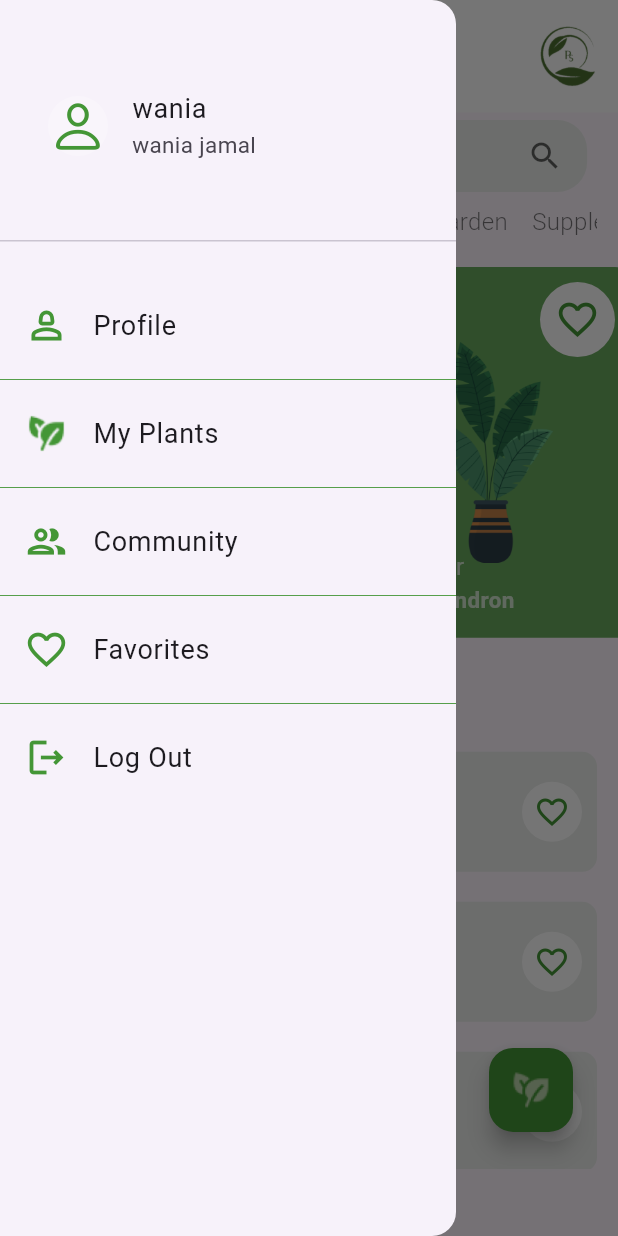
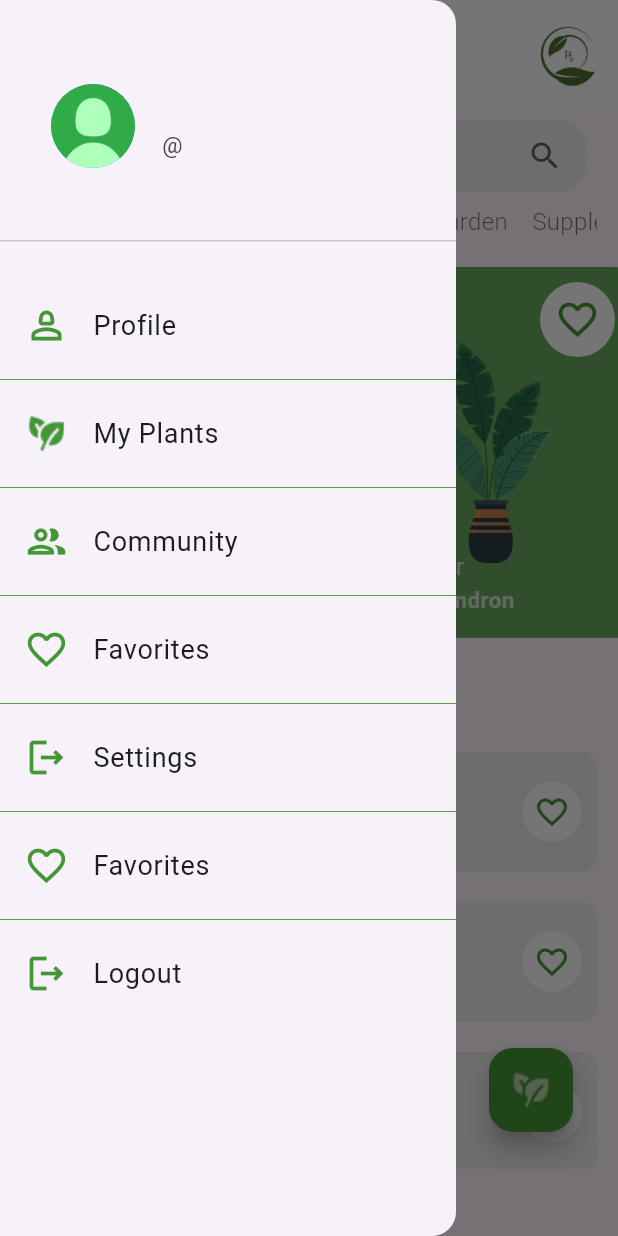
Before and after one commit to HarisKhan15/plant_shield_app, a Flutter app: the HomeScreen screen opened by its route, after a tap on the "favorite" icon, after a tap on the "menu" icon, on a phone screen of 412 x 824 dp. Run offline on Flutter 3.47's test engine with Material 3 defaults, Android fonts, the phone set to English and light mode, and no system bars; our stand-ins replace image_picker, page_transition, shared_preferences; accounts and stored records are empty; network calls fail.

Commit message:
Api integration of infocard and shared preference for logedin user

```diff
--- a/lib/features/home/home_page.dart
+++ b/lib/features/home/home_page.dart
@@ -9,11 +9,15 @@ import 'package:plant_shield_app/features/favorites/favoritePlants_page.dart';
 import 'package:plant_shield_app/features/home/homePlant_widget.dart';
 import 'package:plant_shield_app/features/home/selectedImage.dart';
 import 'package:plant_shield_app/features/home/infocard.dart';
+import 'package:plant_shield_app/features/login/login-page.dart';
 import 'package:plant_shield_app/features/myPlants/myPlants_page.dart';
 import 'package:plant_shield_app/features/plantDetail/detail_page.dart';
 import 'package:plant_shield_app/features/favorites/Favplant_widget.dart';
 import 'package:plant_shield_app/features/home/plants_model.dart';
 import 'package:page_transition/page_transition.dart';
+import 'package:plant_shield_app/models/user.dart';
+import 'package:plant_shield_app/services/user-service.dart';
+import 'package:shared_preferences/shared_preferences.dart';
 
 class HomeScreen extends StatefulWidget {
   const HomeScreen({Key? key}) : super(key: key);
@@ -26,6 +30,29 @@ class _HomeScreenState extends State<HomeScreen> {
   final GlobalKey<ScaffoldState> _scaffoldKey = GlobalKey<ScaffoldState>();
   bool _isExpanded = false;
   File? imageFile;
+  SharedPreferences? logindata;
+  String? username;
+  User? currentUser;
+  UserService userService = UserService();
+
+  @override
+  void initState() {
+    super.initState();
+    initializeVariables();
+  }
+
+  void initializeVariables() async {
+    logindata = await SharedPreferences.getInstance();
+    final String? loggedInUsername = logindata?.getString('username');
+    if (loggedInUsername != null) {
+      final User? user = await userService.getLoggedInUser(loggedInUsername);
+      setState(() {
+        username = loggedInUsername;
+        currentUser = user;
+      });
+    }
+  }
+
   Future<void> _getImageFromGallery() async {
     final picker = ImagePicker();
     final pickedFile = await picker.getImage(source: ImageSource.gallery);
@@ -132,13 +159,15 @@ class _HomeScreenState extends State<HomeScreen> {
                 children: [
                   Padding(
                     padding: const EdgeInsets.only(right: 8.0),
-                    child: infocard(Username: 'wania', FullName: 'wania jamal'),
-                  ),
+                    child: Infocard(
+                      user: currentUser,
+                    ),
+                  )
                 ],
               ),
             ),
             SizedBox(height: 20),
-            //1
+//1
             ListTile(
               leading: Icon(Icons.person_2_outlined,
                   color: Constants.primaryColor, size: 30),
@@ -190,7 +219,7 @@ class _HomeScreenState extends State<HomeScreen> {
               color: Constants.primaryColor,
               thickness: 0.6,
             ),
-            //5
+//5
             ListTile(
                 leading: Icon(Icons.favorite_border_outlined,
                     color: Constants.primaryColor, size: 30),
@@ -216,10 +245,48 @@ class _HomeScreenState extends State<HomeScreen> {
                 leading: Icon(Icons.logout_outlined,
                     color: Constants.primaryColor, size: 30),
                 title: Text(
-                  'Log Out',
+                  'Settings',
                   style: TextStyle(fontSize: 18),
                 ),
                 onTap: () {}),
+            Divider(
+              color: Constants.primaryColor,
+              thickness: 0.6,
+            ),
+//5
+            ListTile(
+                leading: Icon(Icons.favorite_border_outlined,
+                    color: Constants.primaryColor, size: 30),
+                title: Text(
+                  'Favorites',
+                  style: TextStyle(fontSize: 18),
+                ),
+                onTap: () {
+                  List<Plant> favoritedPlants =
+                      _plantList.where((plant) => plant.isFavorated).toList();
+                  Navigator.of(context).push(MaterialPageRoute(
+                      builder: (context) => favScreen(
+                            favoritedPlants: favoritedPlants,
+                            removeFromFavorites: (int) {},
+                          )));
+                }),
+            Divider(
+              color: Constants.primaryColor,
+              thickness: 0.6,
+            ),
+            //5
+            ListTile(
+                leading: Icon(Icons.logout_outlined,
+                    color: Constants.primaryColor, size: 30),
+                title: Text(
+                  'Logout',
+                  style: TextStyle(fontSize: 18),
+                ),
+                onTap: () {
+                  logindata?.setBool('login', true);
+                  Navigator.pushReplacement(context,
+                      MaterialPageRoute(builder: (context) => LoginScreen()));
+                }),
           ],
         ),
       ),
--- a/lib/features/home/infocard.dart
+++ b/lib/features/home/infocard.dart
@@ -1,32 +1,36 @@
-import 'package:flutter/cupertino.dart';
+import 'dart:convert';
+import 'dart:typed_data';
 import 'package:flutter/material.dart';
+import 'package:plant_shield_app/models/user.dart';
 
-class infocard extends StatelessWidget {
-  const infocard({
-    super.key,
-    required this.Username,
-    required this.FullName,
-  });
+class Infocard extends StatelessWidget {
+  const Infocard({super.key, required this.user});
 
-  final String Username, FullName;
+  final User? user;
 
   @override
   Widget build(BuildContext context) {
+    Uint8List bytes =
+        Uint8List.fromList(base64.decode(user?.profilePicture ?? ''));
+
     return ListTile(
-      leading: const CircleAvatar(
-        backgroundColor: Colors.white24,
-        child: Icon(
-          CupertinoIcons.person,
-          color: Color(0xFF449636),
-          size: 40,
-        ),
+      leading: CircleAvatar(
+        radius: 30,
+        backgroundColor: Colors.blue,
+        backgroundImage: bytes.isNotEmpty
+            ? Image.memory(
+                bytes,
+                width: 500,
+                fit: BoxFit.cover,
+              ).image
+            : AssetImage('assets/profile.png'),
       ),
       title: Text(
-        Username,
+        "${user?.firstName ?? ''} ${user?.lastName ?? ''}",
         style: TextStyle(fontSize: 18),
       ),
       subtitle: Text(
-        FullName,
+        "@${user?.username ?? ''}",
         style: TextStyle(fontSize: 15),
       ),
     );
--- a/lib/models/user.dart
+++ b/lib/models/user.dart
@@ -3,12 +3,14 @@ class User {
   String lastName;
   String email;
   String username;
+  String profilePicture;
 
   User(
       {this.firstName = '',
       this.lastName = '',
       this.email = '',
-      this.username = ''});
+      this.username = '',
+      this.profilePicture = ''});
 
   Map<String, dynamic> toJson() {
     return {
@@ -16,15 +18,17 @@ class User {
       'lastName': lastName,
       'email': email,
       'username': username,
+      'profilePicture': profilePicture
     };
   }
 
   factory User.fromJson(Map<String, dynamic> json) {
     return User(
-      firstName: json['firstName'] ?? '',
-      lastName: json['lastName'] ?? '',
+      firstName: json['first_name'] ?? '',
+      lastName: json['last_name'] ?? '',
       email: json['email'] ?? '',
       username: json['username'] ?? '',
+      profilePicture: json['profile_picture'] ?? '',
     );
   }
 }
--- a/lib/services/user-service.dart
+++ b/lib/services/user-service.dart
@@ -10,7 +10,7 @@ class UserService extends ChangeNotifier {
   Future<User?> getLoggedInUser(String username) async {
     try {
       final response = await http.get(
-        UrlConfig.buildUri('user/getLoggedInUser/$username'),
+        UrlConfig.buildUri('user/get-loggedin-user/$username'),
         headers: <String, String>{
           'Content-Type': 'application/json; charset=UTF-8',
         },
--- a/pubspec.yaml
+++ b/pubspec.yaml
@@ -39,6 +39,7 @@ dependencies:
   http: ^1.1.0
   image_picker: ^0.8.3+2
   get: ^4.6.6
+  shared_preferences: ^2.0.10
 
 
 
```
Also changed, not shown: lib/features/login/login-page.dart (+23 -0 lines), lib/features/signup/signup-page.dart (+16 -0 lines), lib/features/splash/splash-page.dart (+17 -6 lines), 2 other files.
